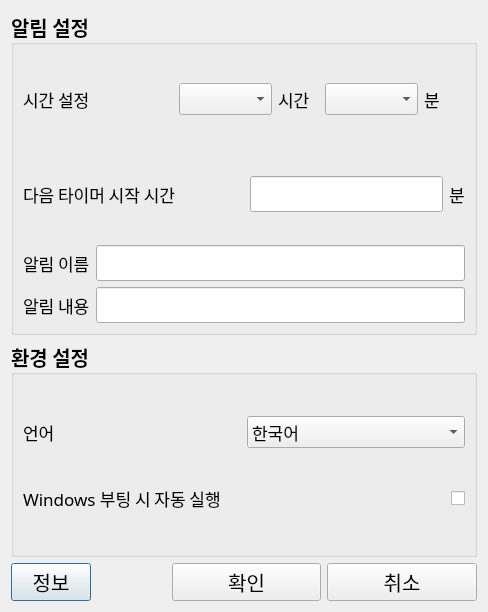
Before: the Qt Designer form Squirtle/GUI/ConfigGUI.ui in thelight0804/Squirtle-project, drawn with Qt 5.
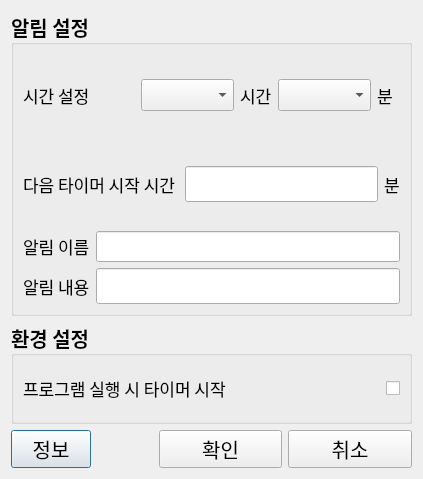
After: the same form once the commit is applied.

```diff
--- a/Squirtle/GUI/ConfigGUI.ui
+++ b/Squirtle/GUI/ConfigGUI.ui
@@ -6,8 +6,8 @@
    <rect>
     <x>0</x>
     <y>0</y>
-    <width>488</width>
-    <height>612</height>
+    <width>423</width>
+    <height>479</height>
    </rect>
   </property>
   <property name="font">
@@ -25,7 +25,7 @@
   <property name="modal">
    <bool>true</bool>
   </property>
-  <layout class="QVBoxLayout" name="verticalLayout_7" stretch="3,2,0">
+  <layout class="QVBoxLayout" name="verticalLayout_7" stretch="3,1,0">
    <item>
     <layout class="QVBoxLayout" name="verticalLayout_2">
      <item>
@@ -237,7 +237,7 @@
             <property name="font">
              <font>
               <family>나눔고딕</family>
-              <pointsize>15</pointsize>
+              <pointsize>12</pointsize>
               <weight>50</weight>
               <italic>false</italic>
               <bold>false</bold>
@@ -307,7 +307,7 @@
         <string>환경 설정</string>
        </property>
        <layout class="QGridLayout" name="gridLayout_2">
-        <item row="1" column="0">
+        <item row="0" column="0">
          <layout class="QHBoxLayout" name="horizontalLayout_6" stretch="1,0">
           <item>
            <widget class="QLabel" name="label_5">
@@ -320,7 +320,7 @@
              </font>
             </property>
             <property name="text">
-             <string>Windows 부팅 시 자동 실행</string>
+             <string>프로그램 실행 시 타이머 시작</string>
             </property>
            </widget>
           </item>
@@ -347,55 +347,6 @@
           </item>
          </layout>
         </item>
-        <item row="0" column="0">
-         <layout class="QHBoxLayout" name="horizontalLayout_5">
-          <item>
-           <widget class="QLabel" name="label_4">
-            <property name="font">
-             <font>
-              <family>나눔고딕</family>
-              <pointsize>13</pointsize>
-              <weight>50</weight>
-              <bold>false</bold>
-             </font>
-            </property>
-            <property name="text">
-             <string>언어</string>
-            </property>
-           </widget>
-          </item>
-          <item>
-           <widget class="QComboBox" name="LangcomboBox">
-            <property name="font">
-             <font>
-              <family>나눔고딕</family>
-              <pointsize>13</pointsize>
-              <weight>50</weight>
-              <bold>false</bold>
-             </font>
-            </property>
-            <property name="currentText">
-             <string>한국어</string>
-            </property>
-            <item>
-             <property name="text">
-              <string>한국어</string>
-             </property>
-            </item>
-            <item>
-             <property name="text">
-              <string>영어</string>
-             </property>
-            </item>
-            <item>
-             <property name="text">
-              <string>일본어</string>
-             </property>
-            </item>
-           </widget>
-          </item>
-         </layout>
-        </item>
        </layout>
       </widget>
      </item>
```
Left out of the diff: 5 changed lines with no effect on the pictures.
